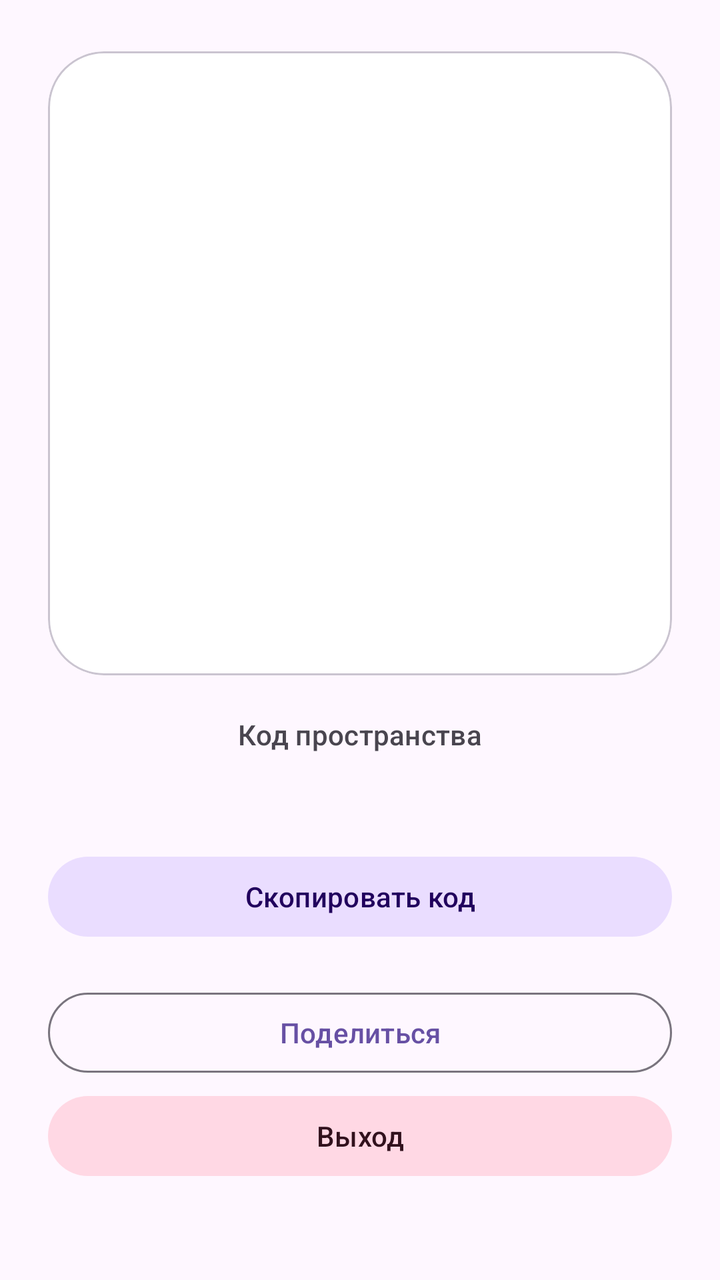
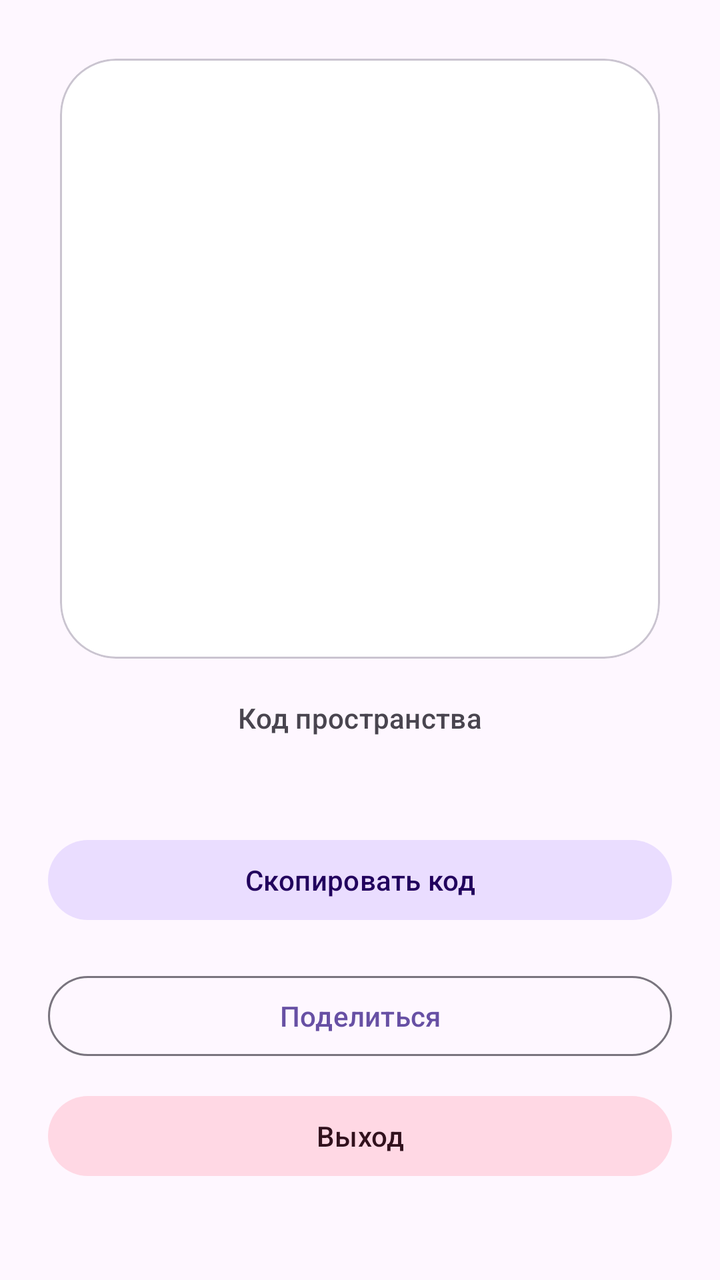

Two renders of the same Android screen: before a commit and after it. Below are the layout's source before the change and the commit's diff.
<!-- AndroidManifest.xml: application theme Theme.Pancake -->
<!-- res/layout/activity_space_share.xml -->
<?xml version="1.0" encoding="utf-8"?>
<androidx.constraintlayout.widget.ConstraintLayout xmlns:android="http://schemas.android.com/apk/res/android"
    xmlns:app="http://schemas.android.com/apk/res-auto"
    android:layout_width="match_parent"
    android:layout_height="match_parent"
    android:padding="24dp">

    <com.google.android.material.button.MaterialButton
        android:id="@+id/buttonLogout"
        style="@style/Widget.Pancake.Button.Negative"
        android:layout_width="0dp"
        android:layout_height="wrap_content"
        android:layout_marginBottom="24dp"
        android:text="@string/exit"
        app:layout_constraintBottom_toBottomOf="parent"
        app:layout_constraintEnd_toEndOf="parent"
        app:layout_constraintStart_toStartOf="parent" />

    <androidx.appcompat.widget.AppCompatImageButton
        android:id="@+id/buttonMoreOptions"
        android:layout_width="40dp"
        android:layout_height="40dp"
        android:layout_marginBottom="8dp"
        android:background="?attr/selectableItemBackgroundBorderless"
        android:contentDescription="@string/space_share_options"
        android:padding="8dp"
        android:src="@drawable/note_ic_more"
        app:layout_constraintBottom_toTopOf="@id/qrCard"
        app:layout_constraintEnd_toEndOf="@id/qrCard"
        app:tint="?attr/colorOnSurface" />

    <com.google.android.material.card.MaterialCardView
        android:id="@+id/qrCard"
        android:layout_width="0dp"
        android:layout_height="0dp"
        app:cardBackgroundColor="@android:color/white"
        app:cardCornerRadius="28dp"
        app:layout_constraintDimensionRatio="1:1"
        app:layout_constraintEnd_toEndOf="parent"
        app:layout_constraintStart_toStartOf="parent"
        app:layout_constraintTop_toTopOf="parent"
        app:layout_constraintBottom_toTopOf="@id/spaceCodeLabel"
        app:layout_constraintVertical_chainStyle="packed"
        app:layout_constraintVertical_bias="0.3">

        <ImageView
            android:id="@+id/spaceQrImage"
            android:layout_width="match_parent"
            android:layout_height="match_parent"
            android:layout_margin="18dp"
            android:background="@android:color/white"
            android:contentDescription="@null"
            android:scaleType="fitCenter" />

    </com.google.android.material.card.MaterialCardView>

    <TextView
        android:id="@+id/spaceCodeLabel"
        android:layout_width="wrap_content"
        android:layout_height="wrap_content"
        android:layout_marginTop="20dp"
        android:text="@string/space_code_label"
        android:textAppearance="@style/TextAppearance.Material3.LabelLarge"
        android:textColor="?attr/colorOnSurfaceVariant"
        app:layout_constraintEnd_toEndOf="parent"
        app:layout_constraintStart_toStartOf="parent"
        app:layout_constraintTop_toBottomOf="@id/qrCard"
        app:layout_constraintBottom_toTopOf="@id/spaceCodeText" />

    <TextView
        android:id="@+id/spaceCodeText"
        android:layout_width="wrap_content"
        android:layout_height="wrap_content"
        android:layout_marginTop="6dp"
        android:textAppearance="@style/TextAppearance.Material3.TitleMedium"
        app:layout_constraintEnd_toEndOf="parent"
        app:layout_constraintStart_toStartOf="parent"
        app:layout_constraintTop_toBottomOf="@id/spaceCodeLabel"
        app:layout_constraintBottom_toTopOf="@id/buttonCopySpaceCode" />

    <com.google.android.material.button.MaterialButton
        android:id="@+id/buttonCopySpaceCode"
        style="@style/Widget.Pancake.Button.Positive"
        android:layout_width="0dp"
        android:layout_height="wrap_content"
        android:layout_marginTop="20dp"
        android:text="@string/space_code_copy"
        app:layout_constraintEnd_toEndOf="parent"
        app:layout_constraintStart_toStartOf="parent"
        app:layout_constraintTop_toBottomOf="@id/spaceCodeText"
        app:layout_constraintBottom_toTopOf="@id/buttonShare" />

    <com.google.android.material.button.MaterialButton
        android:id="@+id/buttonShare"
        style="@style/Widget.Material3.Button.OutlinedButton"
        android:layout_width="0dp"
        android:layout_height="wrap_content"
        android:layout_marginTop="20dp"
        android:text="@string/share"
        app:layout_constraintEnd_toEndOf="parent"
        app:layout_constraintStart_toStartOf="parent"
        app:layout_constraintTop_toBottomOf="@id/buttonCopySpaceCode"
        app:layout_constraintBottom_toTopOf="@id/buttonLogout" />

</androidx.constraintlayout.widget.ConstraintLayout>
<!-- resources referenced by this layout -->
<resources>
  <!-- drawable note_ic_more (drawable) -->
  <vector xmlns:android="http://schemas.android.com/apk/res/android"
      android:width="24dp"
      android:height="24dp"
      android:viewportWidth="24"
      android:viewportHeight="24">
      <path
          android:fillColor="@android:color/white"
          android:pathData="M6,10c-1.1,0 -2,0.9 -2,2s0.9,2 2,2 2,-0.9 2,-2 -0.9,-2 -2,-2zM18,10c-1.1,0 -2,0.9 -2,2s0.9,2 2,2 2,-0.9 2,-2 -0.9,-2 -2,-2zM12,10c-1.1,0 -2,0.9 -2,2s0.9,2 2,2 2,-0.9 2,-2 -0.9,-2 -2,-2z" />
  </vector>
  <string name="exit">Выход</string>
  <string name="share">Поделиться</string>
  <string name="space_code_copy">Скопировать код</string>
  <string name="space_code_label">Код пространства</string>
  <string name="space_share_options">Дополнительно</string>
  <style name="Widget.Pancake.Button.Negative" parent="Widget.Pancake.Button.DialogAction">
          <item name="backgroundTint">?attr/colorTertiaryContainer</item>
          <item name="android:textColor">?attr/colorOnTertiaryContainer</item>
          <item name="iconTint">?attr/colorOnTertiaryContainer</item>
      </style>
  <style name="Widget.Pancake.Button.Positive" parent="Widget.Pancake.Button.DialogAction">
          <item name="backgroundTint">?attr/colorPrimaryContainer</item>
          <item name="android:textColor">?attr/colorOnPrimaryContainer</item>
          <item name="iconTint">?attr/colorOnPrimaryContainer</item>
      </style>
  <style name="Theme.Pancake" parent="Theme.Material3.DayNight.NoActionBar">
  		<item name="android:navigationBarColor">?attr/colorSurface</item>
  		<item name="materialAlertDialogTheme">@style/ThemeOverlay.Pancake.MaterialAlertDialog</item>
  	</style>
  <style name="Widget.Pancake.Button.DialogAction" parent="Widget.Material3.Button.TonalButton">
          <item name="android:minHeight">48dp</item>
          <item name="android:paddingStart">16dp</item>
          <item name="android:paddingEnd">16dp</item>
          <item name="android:textAllCaps">false</item>
          <item name="android:maxLines">2</item>
          <item name="android:ellipsize">end</item>
          <item name="android:textAppearance">@style/TextAppearance.Material3.TitleSmall</item>
      </style>
  <style name="ThemeOverlay.Pancake.MaterialAlertDialog" parent="ThemeOverlay.Material3.MaterialAlertDialog" />
</resources>

<!-- the commit's change to res/layout/activity_space_share.xml (unified diff, before → after) -->
@@ -12,6 +12,7 @@
         android:layout_height="wrap_content"
         android:layout_marginBottom="24dp"
         android:text="@string/exit"
+        app:layout_constraintWidth_max="@dimen/button_max_width"
         app:layout_constraintBottom_toBottomOf="parent"
         app:layout_constraintEnd_toEndOf="parent"
         app:layout_constraintStart_toStartOf="parent" />
@@ -20,13 +21,13 @@
         android:id="@+id/buttonMoreOptions"
         android:layout_width="40dp"
         android:layout_height="40dp"
-        android:layout_marginBottom="8dp"
+        android:layout_marginTop="4dp"
         android:background="?attr/selectableItemBackgroundBorderless"
         android:contentDescription="@string/space_share_options"
         android:padding="8dp"
         android:src="@drawable/note_ic_more"
-        app:layout_constraintBottom_toTopOf="@id/qrCard"
-        app:layout_constraintEnd_toEndOf="@id/qrCard"
+        app:layout_constraintEnd_toEndOf="@id/buttonLogout"
+        app:layout_constraintTop_toTopOf="parent"
         app:tint="?attr/colorOnSurface" />
 
     <com.google.android.material.card.MaterialCardView
@@ -35,6 +36,7 @@
         android:layout_height="0dp"
         app:cardBackgroundColor="@android:color/white"
         app:cardCornerRadius="28dp"
+        app:layout_constraintWidth_max="@dimen/space_qr_max_size"
         app:layout_constraintDimensionRatio="1:1"
         app:layout_constraintEnd_toEndOf="parent"
         app:layout_constraintStart_toStartOf="parent"
@@ -85,6 +87,7 @@
         android:layout_height="wrap_content"
         android:layout_marginTop="20dp"
         android:text="@string/space_code_copy"
+        app:layout_constraintWidth_max="@dimen/button_max_width"
         app:layout_constraintEnd_toEndOf="parent"
         app:layout_constraintStart_toStartOf="parent"
         app:layout_constraintTop_toBottomOf="@id/spaceCodeText"
@@ -97,6 +100,7 @@
         android:layout_height="wrap_content"
         android:layout_marginTop="20dp"
         android:text="@string/share"
+        app:layout_constraintWidth_max="@dimen/button_max_width"
         app:layout_constraintEnd_toEndOf="parent"
         app:layout_constraintStart_toStartOf="parent"
         app:layout_constraintTop_toBottomOf="@id/buttonCopySpaceCode"
<!-- resource entries referenced after the edit -->
@@ -1,5 +1,7 @@
 <!-- resources referenced by this layout -->
 <resources>
+  <dimen name="button_max_width">480dp</dimen>
+  <dimen name="space_qr_max_size">300dp</dimen>
   <!-- drawable note_ic_more (drawable) -->
   <vector xmlns:android="http://schemas.android.com/apk/res/android"
       android:width="24dp"
